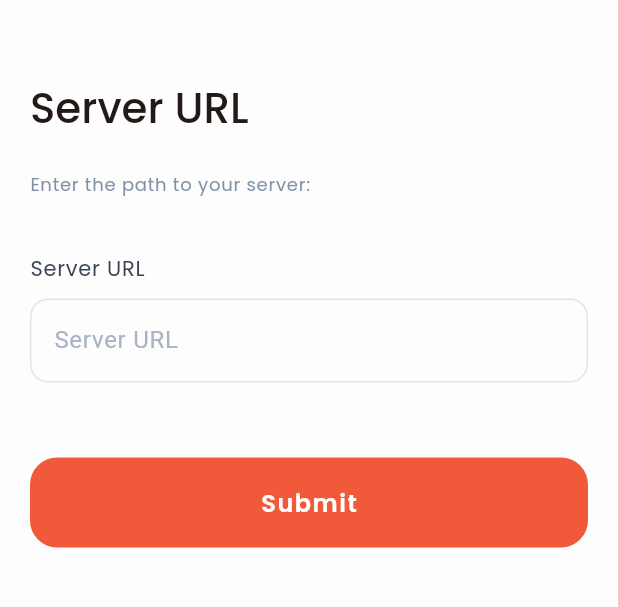
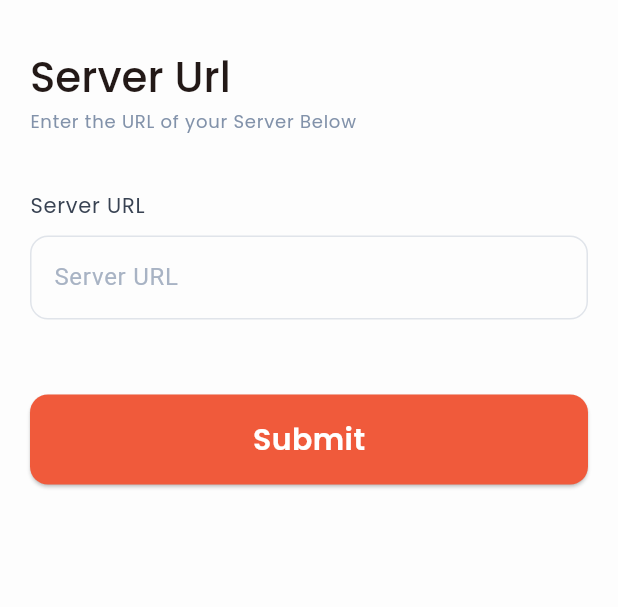
Before and after one commit to ListenUpApp/Client, a Flutter app: the screen it shows after launch, on a phone screen of 412 x 824 dp, the part 375-982 px from its top. Run offline on Flutter 3.47's test engine with Material 3 defaults, Android fonts, the light colour scheme and no system bars; our stand-ins replace bloc, equatable, flutter_bloc, flutter_secure_storage, fpdart, get_it and 2 more; missing offline and left inert: grpc.

Commit message:
Auth Widget refactoring

```diff
--- a/lib/auth/presentation/bloc/url/url_bloc.dart
+++ b/lib/auth/presentation/bloc/url/url_bloc.dart
@@ -31,7 +31,7 @@ class UrlBloc extends Bloc<UrlEvent, UrlState> {
         error: event.message));
   }
 
-  void _onUrlChange(String url, Emitter<UrlState> emit) {
+  void onUrlChange(String url, Emitter<UrlState> emit) {
     emit(state.copyWith(url: url));
   }
 
@@ -58,7 +58,7 @@ class UrlBloc extends Bloc<UrlEvent, UrlState> {
     } catch (e) {
       _configService.setGrpcServerUrl('');
       _log.e('Server ping failed after setting address: $e');
-      add(UrlErrorOccurred("An error occurred ${e}"));
+      add(UrlErrorOccurred("An error occurred $e"));
     }
   }
 }
--- a/lib/auth/presentation/screens/mobile/url_screen.dart
+++ b/lib/auth/presentation/screens/mobile/url_screen.dart
@@ -1,12 +1,14 @@
 import 'package:flutter/material.dart';
 import 'package:flutter_bloc/flutter_bloc.dart';
 import 'package:listenup/auth/presentation/bloc/url/url_bloc.dart';
+import 'package:listenup/auth/presentation/widgets/auth_label.dart';
 import 'package:listenup/auth/presentation/widgets/gradient_background.dart';
+import 'package:listenup/core/presentation/ui/widgets/button.dart';
+import 'package:listenup/core/presentation/ui/widgets/text_field.dart';
 
 class UrlScreen extends StatelessWidget {
   final TextEditingController _serverUrlController = TextEditingController();
   UrlScreen({super.key});
-
   @override
   Widget build(BuildContext context) {
     return Scaffold(
@@ -35,45 +37,34 @@ class UrlScreen extends StatelessWidget {
                           mainAxisAlignment: MainAxisAlignment.start,
                           crossAxisAlignment: CrossAxisAlignment.start,
                           children: [
-                              Text(
-                                "Server URL",
-                                style: Theme.of(context).textTheme.titleLarge,
+                            const AuthLabel(
+                              title: "Server Url",
+                              label: "Enter the URL of your Server Below",
                             ),
-                              Text(
-                                'Enter the path to your server:',
-                                style: Theme.of(context).textTheme.labelSmall,
-                              ),
-                              const SizedBox(
-                                height: 38,
-                              ),
-                              Text(
-                                'Server URL',
-                                style: Theme.of(context).textTheme.labelMedium,
-                              ),
-                              const SizedBox(
-                                height: 10,
-                              ),
-                              TextField(
+                            ListenUpTextField(
                               controller: _serverUrlController,
-                                decoration: const InputDecoration(
-                                  label: Text('Server URL'),
-                                ),
+                              keyboardType: TextInputType.url,
+                              label: "Server URL",
                             ),
                             const SizedBox(height: 50),
-                              TextButton(
+                            ListenupButton(
+                              text: "Submit",
+                              enabled: true,
+                              pending: state.isPinging,
                               onPressed: () {
                                 final serverUrlTrimmed =
                                     _serverUrlController.text.trim();
-                                  context.read<UrlBloc>().add(
-                                      SubmitButtonPressed(serverUrlTrimmed));
+                                context
+                                    .read<UrlBloc>()
+                                    .add(SubmitButtonPressed(serverUrlTrimmed));
                               },
-                                child: const Text('Submit'),
-                              ),
+                            )
                           ],
                         ),
                       ),
                     ),
-                    ))
+                  ),
+                )
               ],
             );
           },
--- /dev/null
+++ b/lib/auth/presentation/widgets/auth_label.dart
@@ -0,0 +1,27 @@
+import 'package:flutter/material.dart';
+
+class AuthLabel extends StatelessWidget {
+  final String title;
+  final String label;
+  const AuthLabel({super.key, required this.title, required this.label});
+
+  @override
+  Widget build(BuildContext context) {
+    return Column(
+      crossAxisAlignment: CrossAxisAlignment.start,
+      children: [
+        Text(
+          title,
+          style: Theme.of(context).textTheme.titleLarge,
+        ),
+        Text(
+          label,
+          style: Theme.of(context).textTheme.labelSmall,
+        ),
+        const SizedBox(
+          height: 38,
+        ),
+      ],
+    );
+  }
+}
--- a/lib/core/presentation/ui/theme.dart
+++ b/lib/core/presentation/ui/theme.dart
@@ -34,7 +34,7 @@ ThemeData lightTheme = ThemeData(
     titleLarge: GoogleFonts.poppins(
       fontWeight: FontWeight.w500,
       fontSize: 28.0,
-      height: 3.0,
+      height: 1.5,
     ),
   ),
   inputDecorationTheme: InputDecorationTheme(
@@ -56,6 +56,21 @@ ThemeData lightTheme = ThemeData(
     ),
     labelStyle: const TextStyle(
       color: Color.fromARGB(255, 168, 179, 196),
+    ),
+  ),
+  elevatedButtonTheme: ElevatedButtonThemeData(
+    style: ElevatedButton.styleFrom(
+      minimumSize: const Size(double.infinity, 60),
+      backgroundColor: ListenUpColors.primary,
+      foregroundColor: Colors.white,
+      elevation: 1,
+      shape: RoundedRectangleBorder(borderRadius: BorderRadius.circular(12)),
+      textStyle: GoogleFonts.poppins(
+        fontWeight: FontWeight.w600,
+        color: Colors.white,
+        letterSpacing: 0.3,
+        fontSize: 20.0,
+      ),
     ),
   ),
   textButtonTheme: TextButtonThemeData(
@@ -128,6 +143,20 @@ ThemeData darkTheme = ThemeData(
       color: Color.fromARGB(255, 168, 179, 196),
     ),
   ),
+  elevatedButtonTheme: ElevatedButtonThemeData(
+    style: ElevatedButton.styleFrom(
+      minimumSize: const Size(double.infinity, 60),
+      backgroundColor: ListenUpColors.primary,
+      foregroundColor: Colors.white,
+      shape: RoundedRectangleBorder(borderRadius: BorderRadius.circular(12)),
+      textStyle: GoogleFonts.poppins(
+        fontWeight: FontWeight.w600,
+        color: Colors.white,
+        letterSpacing: 0.3,
+        fontSize: 20.0,
+      ),
+    ),
+  ),
   textButtonTheme: TextButtonThemeData(
     style: TextButton.styleFrom(
         // backgroundColor: Color(lightTheme.primaryColor.value),
@@ -135,7 +164,11 @@ ThemeData darkTheme = ThemeData(
         backgroundColor: ListenUpColors.primary,
         foregroundColor: Colors.white,
         textStyle: GoogleFonts.poppins(
-            letterSpacing: 1.0, fontWeight: FontWeight.w600, fontSize: 16),
+          fontWeight: FontWeight.w600,
+          color: Colors.white,
+          letterSpacing: 0.3,
+          fontSize: 20.0,
+        ),
         shape: RoundedRectangleBorder(borderRadius: BorderRadius.circular(12))),
   ),
 );
--- /dev/null
+++ b/lib/core/presentation/ui/widgets/button.dart
@@ -0,0 +1,28 @@
+import 'package:flutter/material.dart';
+
+class ListenupButton extends StatelessWidget {
+  final VoidCallback onPressed;
+  final String text;
+  final bool enabled;
+  final bool pending;
+  const ListenupButton(
+      {super.key,
+      required this.onPressed,
+      required this.text,
+      required this.enabled,
+      required this.pending});
+
+  @override
+  Widget build(BuildContext context) {
+    return ElevatedButton(
+      onPressed: enabled ? onPressed : null,
+      child: pending
+          ? const CircularProgressIndicator(
+              color: Colors.white,
+            )
+          : Text(
+              text,
+            ),
+    );
+  }
+}
--- /dev/null
+++ b/lib/core/presentation/ui/widgets/text_field.dart
@@ -0,0 +1,44 @@
+import 'package:flutter/material.dart';
+
+class ListenUpTextField extends StatelessWidget {
+  final TextEditingController controller;
+  final String label;
+  final bool obscureText;
+  final String? placeholder;
+  final TextInputType? keyboardType;
+  final ValueChanged<String>? onTextChanged;
+
+  const ListenUpTextField(
+      {super.key,
+      required this.controller,
+      required this.label,
+      this.obscureText = false,
+      this.placeholder,
+      this.onTextChanged,
+      this.keyboardType});
+
+  @override
+  Widget build(BuildContext context) {
+    return Column(
+      crossAxisAlignment: CrossAxisAlignment.start,
+      children: [
+        Text(
+          label,
+          style: Theme.of(context).textTheme.labelMedium,
+        ),
+        const SizedBox(
+          height: 10,
+        ),
+        TextField(
+          controller: controller,
+          onChanged: onTextChanged,
+          obscureText: obscureText,
+          keyboardType: keyboardType ?? TextInputType.text,
+          decoration: InputDecoration(
+            label: Text(placeholder ?? label),
+          ),
+        ),
+      ],
+    );
+  }
+}
```
Lines whose indentation alone changed are shown as unchanged.
